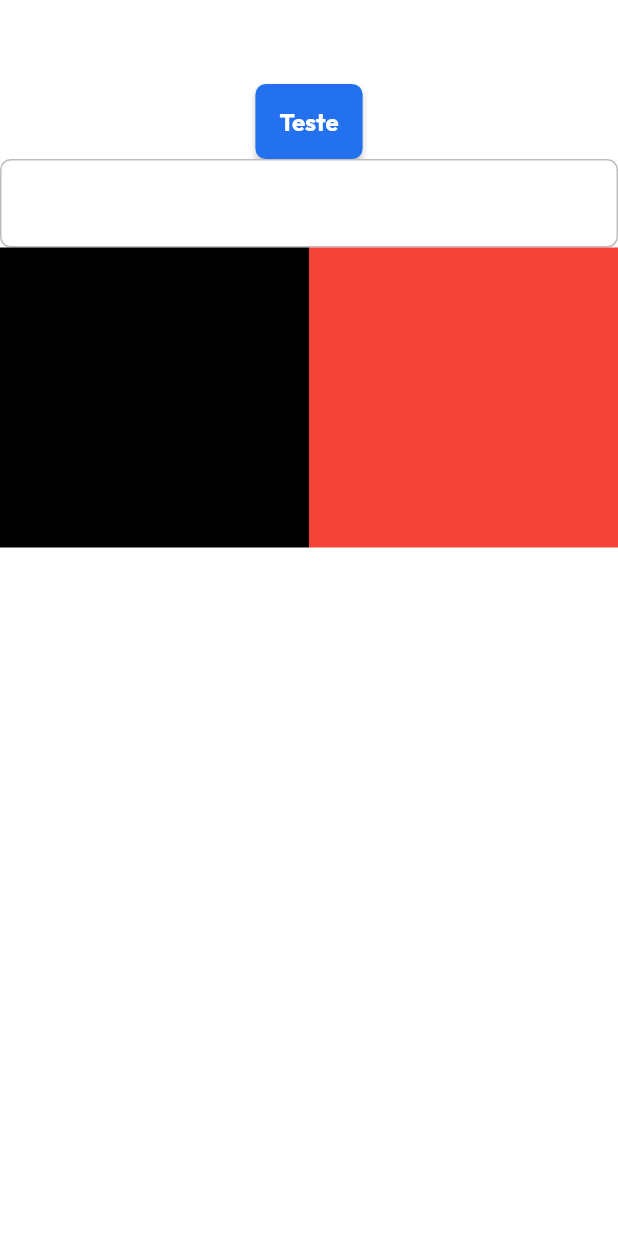
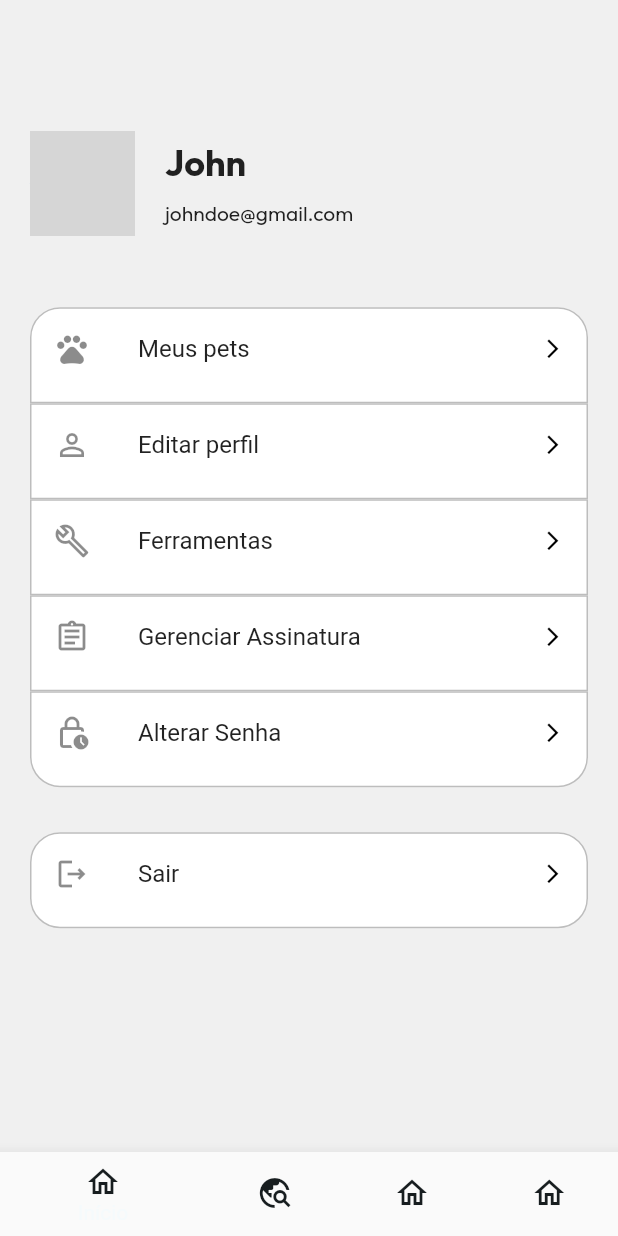
Before and after one commit to Zorzan99/budz_bloc, a Flutter app: the screen it shows after launch, on a phone screen of 412 x 824 dp. Run offline on Flutter 3.47's test engine with Material 2 defaults, Android fonts, the phone set to English and light mode, and no system bars; network calls fail; grey boxes are pictures that could not be loaded.

Commit message:
Style: criando componentes da tela home

```diff
--- a/lib/app/pages/home/home_page.dart
+++ b/lib/app/pages/home/home_page.dart
@@ -1,5 +1,7 @@
 import 'package:budz_bloc/app/core/ui/helpers/size_extensions.dart';
-import 'package:budz_bloc/app/core/ui/widgets/button.dart';
+import 'package:budz_bloc/app/core/ui/styles/colors_app.dart';
+import 'package:budz_bloc/app/core/ui/styles/text_styles.dart';
+import 'package:budz_bloc/app/pages/home/widgets/card_widget.dart';
 import 'package:flutter/material.dart';
 
 class HomePage extends StatelessWidget {
@@ -8,33 +10,124 @@ class HomePage extends StatelessWidget {
   @override
   Widget build(BuildContext context) {
     return Scaffold(
-      appBar: AppBar(
-        title: const Text('Home Page'),
+      bottomNavigationBar: BottomNavigationBar(
+        items: [
+          BottomNavigationBarItem(
+            icon: Icon(
+              Icons.home_outlined,
+              color: context.colors.primary,
             ),
-      body: Column(
+            label: 'Início',
+          ),
+          BottomNavigationBarItem(
+            icon: Icon(
+              Icons.travel_explore_outlined,
+              color: context.colors.primary,
+            ),
+            label: 'Jornadas',
+          ),
+          BottomNavigationBarItem(
+            icon: Icon(
+              Icons.home_outlined,
+              color: context.colors.primary,
+            ),
+            label: 'ChatBot',
+          ),
+          BottomNavigationBarItem(
+            icon: Icon(
+              Icons.home_outlined,
+              color: context.colors.primary,
+            ),
+            label: 'Perfil',
+          ),
+        ],
+        selectedLabelStyle: const TextStyle(color: Colors.black),
+        unselectedLabelStyle: const TextStyle(color: Colors.black),
+      ),
+      backgroundColor: const Color(0xFFF0F0F0),
+      body: Padding(
+        padding: const EdgeInsets.all(20.0),
+        child: Column(
           children: [
-          Container(),
-          Button(
-            label: 'Teste',
-            onPressed: () {},
+            const SizedBox(
+              height: 20,
             ),
-          TextFormField(),
-          Row(
+            SizedBox(
+              height: context.percentHeight(.2),
+              width: double.infinity,
+              child: Row(
                 children: [
-              Container(
-                width: context.percentWidth(.5),
-                height: 200,
-                color: Colors.black,
+                  const CircleAvatar(
+                    radius: 35,
+                    backgroundImage: NetworkImage(
+                        'https://encrypted-tbn0.gstatic.com/images?q=tbn:ANd9GcQv_oKVRmZPImkFJYc9L1satXl0Do-JEq5ejVscMqLAFA&s'),
                   ),
-              Container(
-                width: context.percentWidth(.5),
-                height: 200,
-                color: Colors.red,
+                  const SizedBox(
+                    width: 20,
+                  ),
+                  Column(
+                    mainAxisAlignment: MainAxisAlignment.center,
+                    crossAxisAlignment: CrossAxisAlignment.start,
+                    children: [
+                      Text(
+                        'John',
+                        style: context.textStyles.textBold.copyWith(
+                          fontSize: 24,
+                        ),
+                      ),
+                      const SizedBox(
+                        height: 10,
+                      ),
+                      Text(
+                        'johndoe@gmail.com',
+                        style: context.textStyles.textRegular.copyWith(
+                          fontSize: 14,
+                        ),
                       ),
                     ],
                   ),
                 ],
               ),
+            ),
+            const CardWidget(
+              label: 'Meus pets',
+              iconLeading: Icons.pets_outlined,
+              borderRadius: BorderRadius.only(
+                  topLeft: Radius.circular(20), topRight: Radius.circular(20)),
+            ),
+            const CardWidget(
+              label: 'Editar perfil',
+              iconLeading: Icons.person_outline,
+              borderRadius: BorderRadius.zero,
+            ),
+            const CardWidget(
+              label: 'Ferramentas',
+              iconLeading: Icons.build_outlined,
+              borderRadius: BorderRadius.zero,
+            ),
+            const CardWidget(
+              label: 'Gerenciar Assinatura',
+              iconLeading: Icons.assignment_outlined,
+              borderRadius: BorderRadius.zero,
+            ),
+            const CardWidget(
+              label: 'Alterar Senha',
+              iconLeading: Icons.lock_clock_outlined,
+              borderRadius: BorderRadius.only(
+                  bottomLeft: Radius.circular(20),
+                  bottomRight: Radius.circular(20)),
+            ),
+            const SizedBox(
+              height: 30,
+            ),
+            CardWidget(
+              label: 'Sair',
+              iconLeading: Icons.logout_outlined,
+              borderRadius: BorderRadius.circular(20),
+            ),
+          ],
+        ),
+      ),
     );
   }
 }
--- /dev/null
+++ b/lib/app/pages/home/widgets/card_widget.dart
@@ -0,0 +1,36 @@
+import 'package:flutter/material.dart';
+
+class CardWidget extends StatelessWidget {
+  final String label;
+  final IconData iconLeading;
+  final BorderRadius borderRadius;
+  const CardWidget(
+      {Key? key,
+      required this.label,
+      required this.iconLeading,
+      required this.borderRadius})
+      : super(key: key);
+
+  @override
+  Widget build(BuildContext context) {
+    return SizedBox(
+      height: 64,
+      child: Card(
+        elevation: 0,
+        margin: EdgeInsets.zero,
+        shape: RoundedRectangleBorder(
+            borderRadius: borderRadius,
+            side: BorderSide(color: Colors.grey[400]!, width: 1.0)),
+        child: ListTile(
+          leading: Icon(iconLeading),
+          title: Text(label),
+          trailing: const Icon(
+            Icons.arrow_forward_ios,
+            size: 15,
+            color: Colors.black,
+          ),
+        ),
+      ),
+    );
+  }
+}
```
Lines whose indentation alone changed are shown as unchanged.
